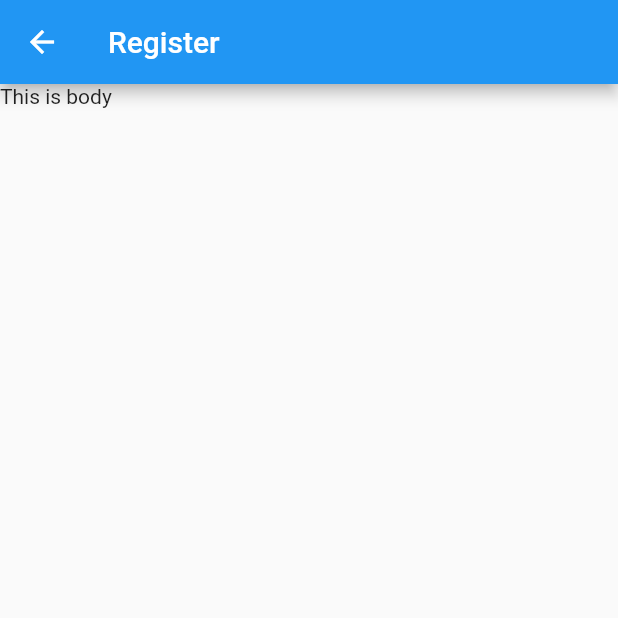
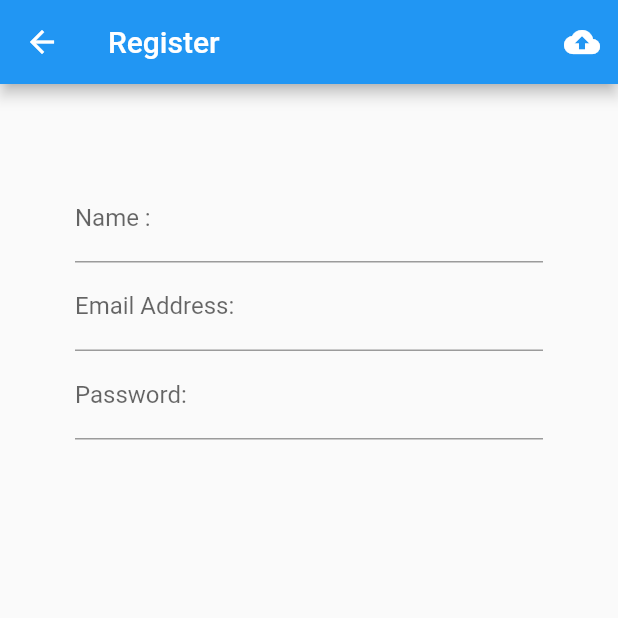
Before and after one commit to masterUNG/ung_food, a Flutter app: the Register screen opened directly, on a phone screen of 412 x 824 dp, the top half of it. Run offline on Flutter 3.47's test engine with Material 2 defaults, Android fonts, the phone set to English and light mode, and no system bars.

Commit message:
Design UI of Register Success

```diff
--- a/lib/screens/register.dart
+++ b/lib/screens/register.dart
@@ -6,13 +6,52 @@ class Register extends StatefulWidget {
 }
 
 class _RegisterState extends State<Register> {
+  Widget showTitle = Text('Please Register');
+
+  Widget nameTextField() {
+    return TextFormField(
+      decoration: InputDecoration(labelText: 'Name :', hintText: 'Name User'),
+    );
+  }
+
+  Widget emailTextField() {
+    return TextFormField(
+      decoration: InputDecoration(
+          labelText: 'Email Address:', hintText: 'you@email.com'),
+    );
+  }
+
+  Widget passwordTextField() {
+    return TextFormField(
+      decoration:
+          InputDecoration(labelText: 'Password:', hintText: 'more 6 Charator'),
+    );
+  }
+
   @override
   Widget build(BuildContext context) {
     return Scaffold(
       appBar: AppBar(
         title: Text('Register'),
+        actions: <Widget>[
+          IconButton(
+            tooltip: 'Upload to Server',
+            icon: Icon(Icons.cloud_upload),
+            onPressed: () {
+              print('You Click Upload');
+            },
+          )
+        ],
       ),
-      body: Text('This is body'),
+      body: Container(
+          padding: EdgeInsets.only(top: 60.0),
+          alignment: Alignment.topCenter,
+          child: Container(
+            margin: EdgeInsets.only(left: 50.0, right: 50.0),
+            child: Column(
+              children: <Widget>[nameTextField(), emailTextField(), passwordTextField()],
+            ),
+          )),
     );
   }
 }
```
Also changed, not shown: 6 other files.
